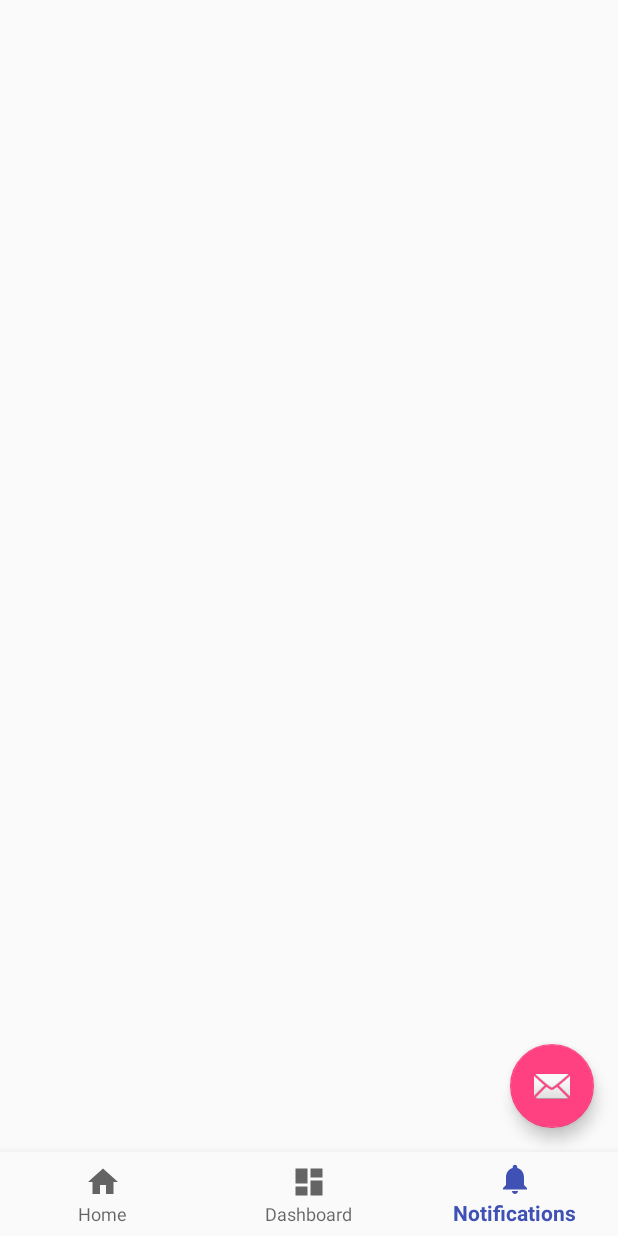
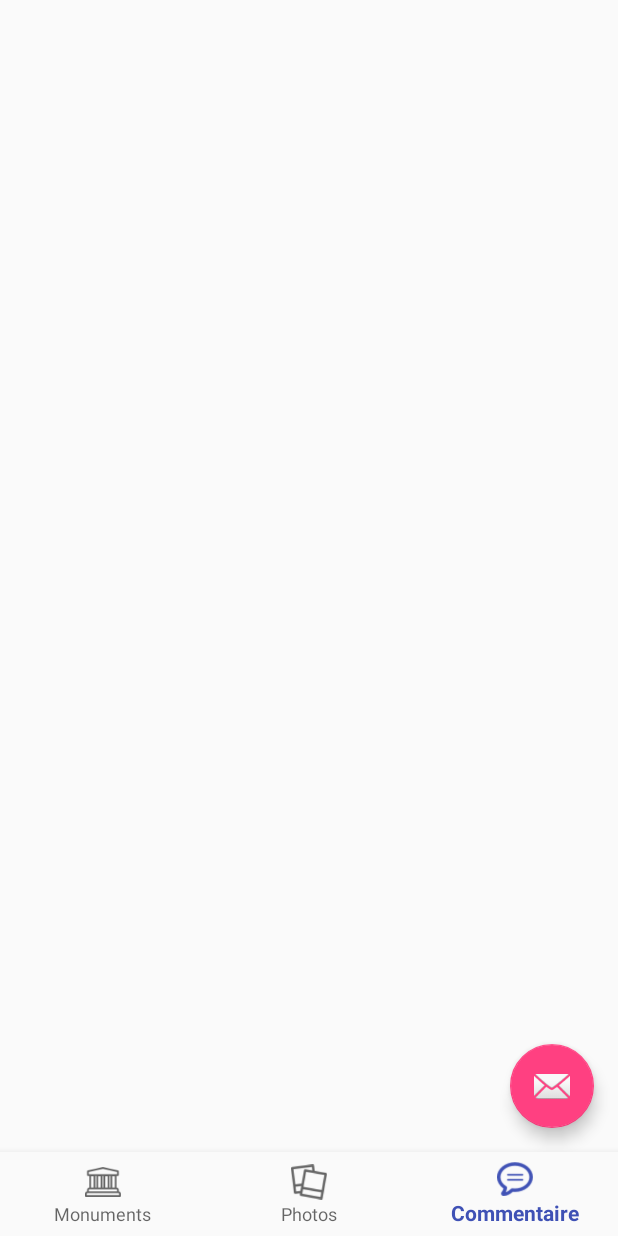
Before and after one commit to WildCodeSchool/android_hackathon3_patrimoine, an Android app: the DescriptionActivity screen opened directly, with no data from a screen before it, item 3 of the bottom bar chosen, on a phone screen of 412 x 824 dp. Run offline under Robolectric (Android 15) with nearby library versions, the phone set to English and light mode, and no system bars; our stand-ins replace Firebase (no records; nobody signed in at launch, a user with empty details on screens opened directly); libraries missing offline, so code that uses them is left out: com.google.api.client, com.octo.android; 4 statements that could not run were skipped.

Commit message:
Bottom Bar Custom

```diff
--- a/app/src/main/res/menu/navigation.xml
+++ b/app/src/main/res/menu/navigation.xml
@@ -3,17 +3,17 @@
 
     <item
         android:id="@+id/navigation_description"
-        android:icon="@drawable/ic_home_black_24dp"
-        android:title="@string/title_home" />
+        android:icon="@drawable/museum_icon"
+        android:title="@string/Monuments" />
 
     <item
         android:id="@+id/navigation_picture"
-        android:icon="@drawable/ic_dashboard_black_24dp"
-        android:title="@string/title_dashboard" />
+        android:icon="@drawable/photos_icon"
+        android:title="@string/photo" />
 
     <item
         android:id="@+id/navigation_comment"
-        android:icon="@drawable/ic_notifications_black_24dp"
-        android:title="@string/title_notifications" />
+        android:icon="@drawable/chat_icon"
+        android:title="@string/comment" />
 
 </menu>
--- a/app/src/main/res/values/strings.xml
+++ b/app/src/main/res/values/strings.xml
@@ -3,6 +3,8 @@
     <string name="title_activity_maps">Map</string>
 
     <string name="comment">Commentaire</string>
+    <string name="photo">Photos</string>
+    <string name="Monuments">Monuments</string>
     <string name="score">Score</string>
     <string name="validate">Valider</string>
     <string name="cancel">Annuler</string>
```
Also changed, not shown: app/src/main/res/layout/activity_main.xml (+20 -3 lines), app/src/main/res/layout/activity_splash_screen.xml (+11 -1 lines).
